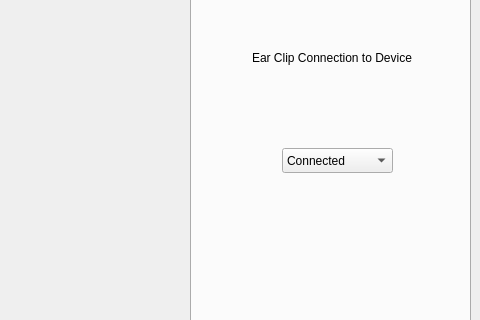
Old version of the form src/mainwindow.ui in the repository alejita11011/CES-Simulator; both pictures show x 660 to 1140 and y 448 to 768 of the 1140 by 912 pixel window.
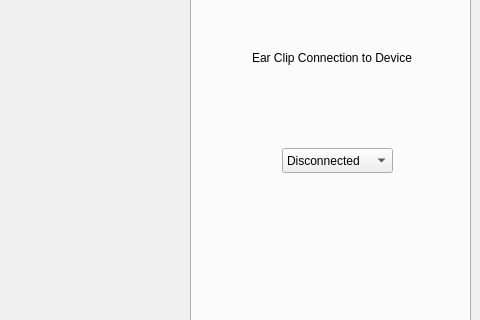
New version of the form. Icons and pictures are not drawn.

Commit message: Implement earclipconnectiontest(), add necessary variables

```diff
--- a/src/mainwindow.ui
+++ b/src/mainwindow.ui
@@ -525,7 +525,7 @@
          </property>
          <item>
           <property name="text">
-           <string>Connected </string>
+           <string>Disconnected</string>
           </property>
          </item>
          <item>
```
Left out of the diff: 8 changed lines with no effect on the pictures. The commit also changes 2 other files.
